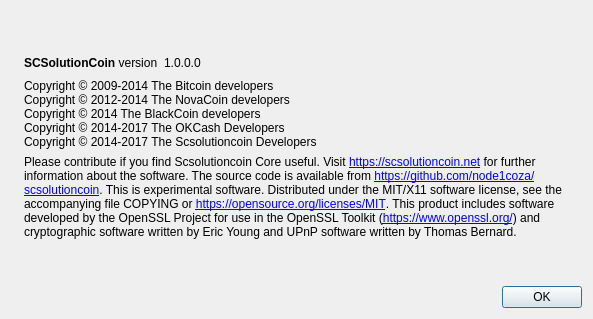
This is src/qt/forms/aboutdialog.ui in node1coza/scsolutioncoin as Qt 5 draws it before an edit. The edited form follows.
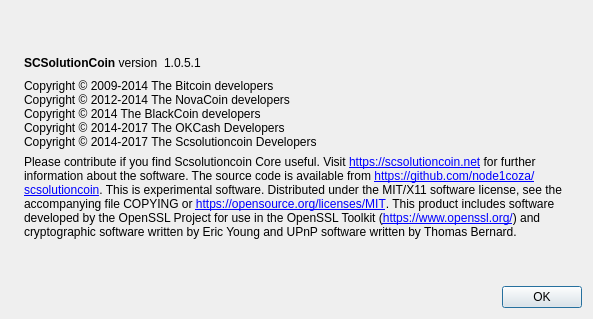
This is the edited form. Icons and pictures are not drawn.

What changed in the file:
```diff
--- a/src/qt/forms/aboutdialog.ui
+++ b/src/qt/forms/aboutdialog.ui
@@ -63,7 +63,7 @@
           <cursorShape>IBeamCursor</cursorShape>
          </property>
          <property name="text">
-          <string notr="true">1.0.0.0</string>
+          <string notr="true">1.0.5.1</string>
          </property>
          <property name="textInteractionFlags">
           <set>Qt::LinksAccessibleByMouse|Qt::TextSelectableByKeyboard|Qt::TextSelectableByMouse</set>
```
